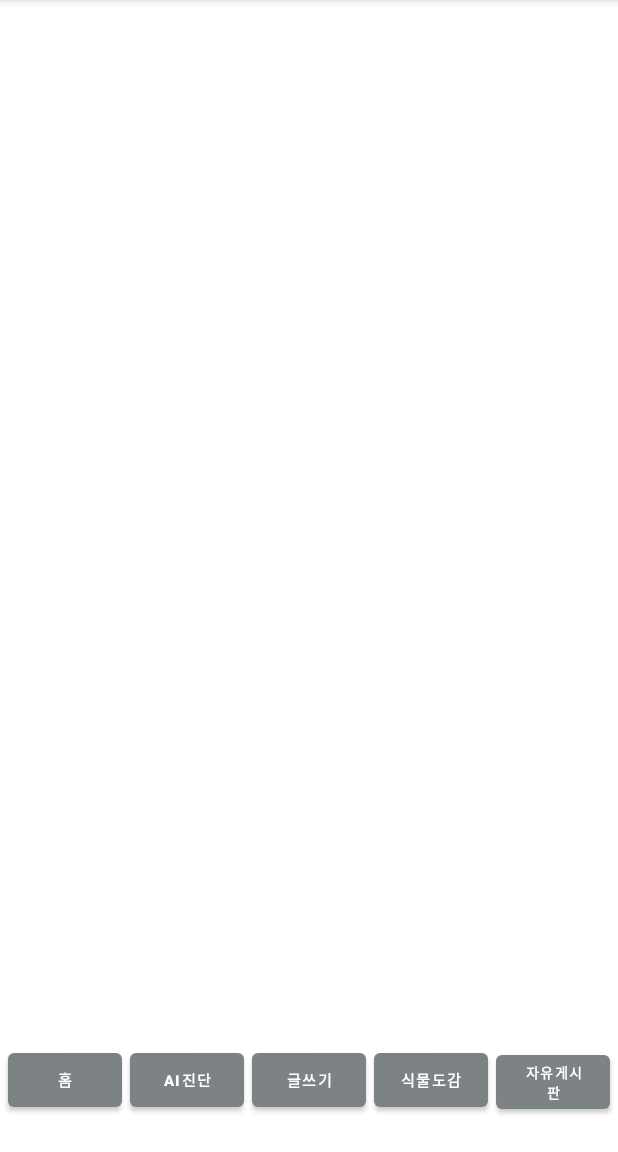
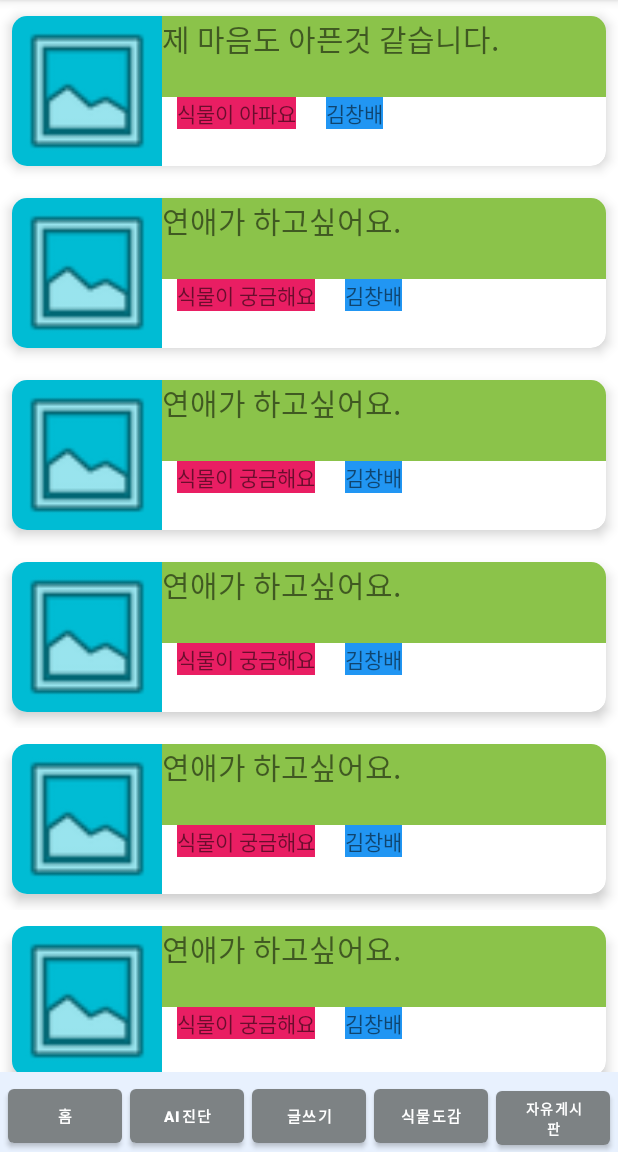
Before and after one commit to kimchangbae/ARTY, an Android app: the screen it shows after launch (QnaActivity), on a phone screen of 412 x 824 dp, the part 84-1236 px from its top. Run offline under Robolectric (Android 15) with nearby library versions, the phone set to English and light mode, and no system bars.

Commit message:
틀 완성

```diff
--- a/app/src/main/java/com/arty/QnaActivity.java
+++ b/app/src/main/java/com/arty/QnaActivity.java
@@ -1,19 +1,50 @@
 package com.arty;
 
 import androidx.appcompat.app.AppCompatActivity;
+import androidx.recyclerview.widget.LinearLayoutManager;
+import androidx.recyclerview.widget.RecyclerView;
 
 import android.content.Intent;
 import android.os.Bundle;
+import android.util.Log;
 import android.view.View;
 import android.widget.Button;
 
 public class QnaActivity extends AppCompatActivity {
+
+    QnaListAdapter qnaListAdapter;
 
     @Override
     protected void onCreate(Bundle savedInstanceState) {
         super.onCreate(savedInstanceState);
         setContentView(R.layout.activity_qna);
 
+        RecyclerView recyclerView = findViewById(R.id.qnaRecyclerView);
+
+        LinearLayoutManager layoutManager = new LinearLayoutManager(this, LinearLayoutManager.VERTICAL, false);
+        recyclerView.setLayoutManager(layoutManager);
+
+        qnaListAdapter = new QnaListAdapter();
+
+        qnaListAdapter.addItem(new QnaList("제 마음도 아픈것 같습니다.", "식물이 아파요", "김창배"));
+        qnaListAdapter.addItem(new QnaList("연애가 하고싶어요.", "식물이 궁금해요", "김창배"));
+        qnaListAdapter.addItem(new QnaList("연애가 하고싶어요.", "식물이 궁금해요", "김창배"));
+        qnaListAdapter.addItem(new QnaList("연애가 하고싶어요.", "식물이 궁금해요", "김창배"));
+        qnaListAdapter.addItem(new QnaList("연애가 하고싶어요.", "식물이 궁금해요", "김창배"));
+        qnaListAdapter.addItem(new QnaList("연애가 하고싶어요.", "식물이 궁금해요", "김창배"));
+        qnaListAdapter.addItem(new QnaList("연애가 하고싶어요.", "식물이 궁금해요", "김창배"));
+        qnaListAdapter.addItem(new QnaList("연애가 하고싶어요.", "식물이 궁금해요", "김창배"));
+        qnaListAdapter.addItem(new QnaList("연애가 하고싶어요.", "식물이 궁금해요", "김창배"));
+        qnaListAdapter.addItem(new QnaList("연애가 하고싶어요.", "식물이 궁금해요", "김창배"));
+        qnaListAdapter.addItem(new QnaList("연애가 하고싶어요.", "식물이 궁금해요", "김창배"));
+        qnaListAdapter.addItem(new QnaList("연애가 하고싶어요.", "식물이 궁금해요", "김창배"));
+        qnaListAdapter.addItem(new QnaList("연애가 하고싶어요.", "식물이 궁금해요", "김창배"));
+        qnaListAdapter.addItem(new QnaList("연애가 하고싶어요.", "식물이 궁금해요", "김창배"));
+        qnaListAdapter.addItem(new QnaList("연애가 하고싶어요.", "식물이 궁금해요", "김창배"));
+        qnaListAdapter.addItem(new QnaList("연애가 하고싶어요.", "식물이 궁금해요", "김창배"));
+        qnaListAdapter.addItem(new QnaList("연애가 하고싶어요.", "식물이 궁금해요", "김창배"));
+
+        recyclerView.setAdapter(qnaListAdapter);
     }
 
     public void qnaWrite(View v) {
--- /dev/null
+++ b/app/src/main/java/com/arty/QnaList.java
@@ -0,0 +1,46 @@
+package com.arty;
+
+import android.media.Image;
+import android.util.Log;
+
+import java.util.Date;
+
+public class QnaList {
+    String title;
+    String qnaType;
+    //String context;
+    String userName;
+    //Date timeStamp;
+    //Image img;
+
+    public QnaList (String title, String qnaType, String userName) {
+        this.title = title;
+        this.qnaType = qnaType;
+        this.userName = userName;
+    }
+
+    public String getTitle() {
+        return title;
+    }
+
+    public void setTitle(String title) {
+        this.title = title;
+    }
+
+    public String getQnaType() {
+        return qnaType;
+    }
+
+    public void setQnaType(String qnaType) {
+        this.qnaType = qnaType;
+    }
+
+    public String getUserName() {
+        return userName;
+    }
+
+    public void setUserName(String userName) {
+        this.userName = userName;
+    }
+
+}
--- /dev/null
+++ b/app/src/main/java/com/arty/QnaListAdapter.java
@@ -0,0 +1,78 @@
+package com.arty;
+
+import android.util.Log;
+import android.view.LayoutInflater;
+import android.view.View;
+import android.view.ViewGroup;
+import android.widget.TextView;
+
+import androidx.annotation.NonNull;
+import androidx.recyclerview.widget.RecyclerView;
+
+import org.w3c.dom.Text;
+
+import java.util.ArrayList;
+
+public class QnaListAdapter extends RecyclerView.Adapter<QnaListAdapter.ViewHolder> {
+    ArrayList<QnaList> qnaLists = new ArrayList<QnaList>();
+
+    public void addItem(QnaList item) {
+        qnaLists.add(item);
+    }
+
+    public void setItems(ArrayList<QnaList> items) {
+        this.qnaLists = items;
+    }
+
+    public QnaList getItems(int position) {
+        return qnaLists.get(position);
+    }
+
+    public void setItem (int position, QnaList item) {
+        qnaLists.set(position, item);
+    }
+
+    @Override
+    public QnaListAdapter.ViewHolder onCreateViewHolder(@NonNull ViewGroup parent, int viewType) {
+        LayoutInflater layoutInflater = LayoutInflater.from(parent.getContext());
+        View itemView = layoutInflater.inflate(R.layout.qnalist_item, parent, false);
+
+        return new ViewHolder(itemView);
+    }
+
+    @Override
+    public void onBindViewHolder(@NonNull QnaListAdapter.ViewHolder holder, int position) {
+        QnaList item = qnaLists.get(position);
+        holder.setItem(item);
+    }
+
+    @Override
+    public int getItemCount() {
+        return qnaLists.size();
+    }
+
+    static class ViewHolder extends RecyclerView.ViewHolder {
+        TextView title;
+        TextView qnaType;
+        // TextView context;
+        TextView userName;
+        // TextView timeStamp;
+
+        public ViewHolder(View itemView) {
+            super(itemView);
+
+            title = itemView.findViewById(R.id.textView_qnaList_title);
+            qnaType = itemView.findViewById(R.id.textView_qnaList_type);
+            userName = itemView.findViewById(R.id.textView_qnaList_name);
+
+
+        }
+
+        public void setItem (QnaList item) {
+            title.setText(item.getTitle());
+            qnaType.setText(item.getQnaType());
+            userName.setText(item.getUserName());
+            //timeStamp.setText(item.getTimeStamp());
+        }
+    }
+}
--- a/app/src/main/res/layout/activity_qna.xml
+++ b/app/src/main/res/layout/activity_qna.xml
@@ -4,18 +4,20 @@
     xmlns:tools="http://schemas.android.com/tools"
     android:layout_width="match_parent"
     android:layout_height="match_parent"
+    android:background="#FFFFFF"
     android:orientation="vertical"
-    tools:context=".QnaActivity" >
+    tools:context=".QnaActivity">
 
-    <ScrollView
+    <androidx.recyclerview.widget.RecyclerView
+        android:id="@+id/qnaRecyclerView"
         android:layout_width="match_parent"
-        android:layout_height="0dp"
-        android:layout_weight="9"/>
+        android:layout_height="wrap_content"
+        android:layout_weight="1" />
 
     <LinearLayout
         android:layout_width="match_parent"
-        android:layout_height="0dp"
-        android:layout_weight="1"
+        android:layout_height="wrap_content"
+        android:background="#170367F4"
         android:orientation="horizontal">
 
         <Button
--- /dev/null
+++ b/app/src/main/res/layout/qnalist_item.xml
@@ -0,0 +1,77 @@
+<?xml version="1.0" encoding="utf-8"?>
+<LinearLayout xmlns:android="http://schemas.android.com/apk/res/android"
+    xmlns:app="http://schemas.android.com/apk/res-auto"
+    android:layout_width="match_parent"
+    android:layout_height="wrap_content"
+    android:orientation="vertical">
+
+    <androidx.cardview.widget.CardView
+        android:layout_width="match_parent"
+        android:layout_height="wrap_content"
+        app:cardBackgroundColor="#FFFFFF"
+        app:cardCornerRadius="10dp"
+        app:cardElevation="5dp"
+        app:cardUseCompatPadding="true">
+
+        <LinearLayout
+            android:layout_width="match_parent"
+            android:layout_height="match_parent"
+            android:orientation="horizontal">
+
+            <ImageView
+                android:id="@+id/imageView"
+                android:layout_width="100dp"
+                android:layout_height="100dp"
+                android:background="#00BCD4"
+                app:srcCompat="@android:drawable/ic_menu_gallery" />
+
+            <LinearLayout
+                android:layout_width="match_parent"
+                android:layout_height="match_parent"
+                android:layout_weight="1"
+                android:orientation="vertical">
+
+                <TextView
+                    android:id="@+id/textView_qnaList_title"
+                    android:layout_width="match_parent"
+                    android:layout_height="wrap_content"
+                    android:layout_weight="1"
+                    android:background="#8BC34A"
+                    android:text="title"
+                    android:textSize="20sp" />
+
+                <LinearLayout
+                    android:layout_width="wrap_content"
+                    android:layout_height="wrap_content"
+                    android:layout_weight="1"
+                    android:orientation="horizontal">
+
+                    <TextView
+                        android:id="@+id/textView_qnaList_type"
+                        android:layout_width="wrap_content"
+                        android:layout_height="wrap_content"
+                        android:layout_marginStart="10dp"
+                        android:layout_marginLeft="10dp"
+                        android:layout_marginEnd="10dp"
+                        android:layout_marginRight="10dp"
+                        android:layout_weight="1"
+                        android:background="#E91E63"
+                        android:text="qnaType" />
+
+                    <TextView
+                        android:id="@+id/textView_qnaList_name"
+                        android:layout_width="wrap_content"
+                        android:layout_height="wrap_content"
+                        android:layout_marginStart="10dp"
+                        android:layout_marginLeft="10dp"
+                        android:layout_marginEnd="10dp"
+                        android:layout_marginRight="10dp"
+                        android:layout_weight="1"
+                        android:background="#2196F3"
+                        android:text="userName" />
+
+                </LinearLayout>
+            </LinearLayout>
+        </LinearLayout>
+    </androidx.cardview.widget.CardView>
+</LinearLayout>
```
Also changed, not shown: app/src/main/java/com/arty/QnaWriteActivity.java (+71 -36 lines), app/src/main/res/layout/activity_qna_write.xml (+12 -9 lines).
